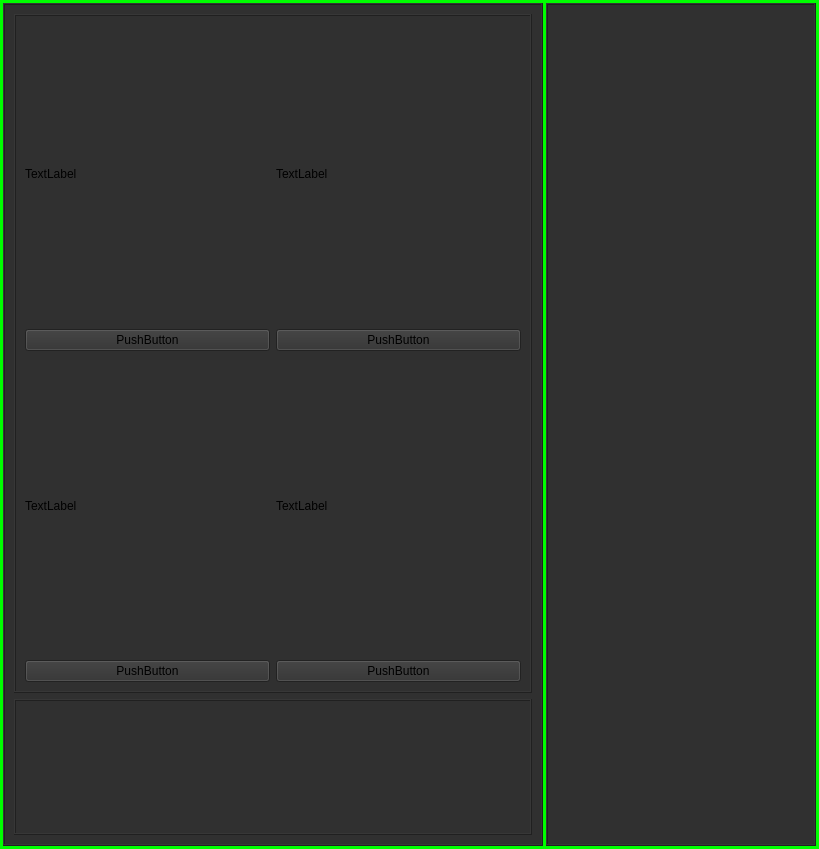
Old version of the form Python_Interface/Desing.ui in the repository Pybarguen/PIC_8Bit_Usb_ImageData.
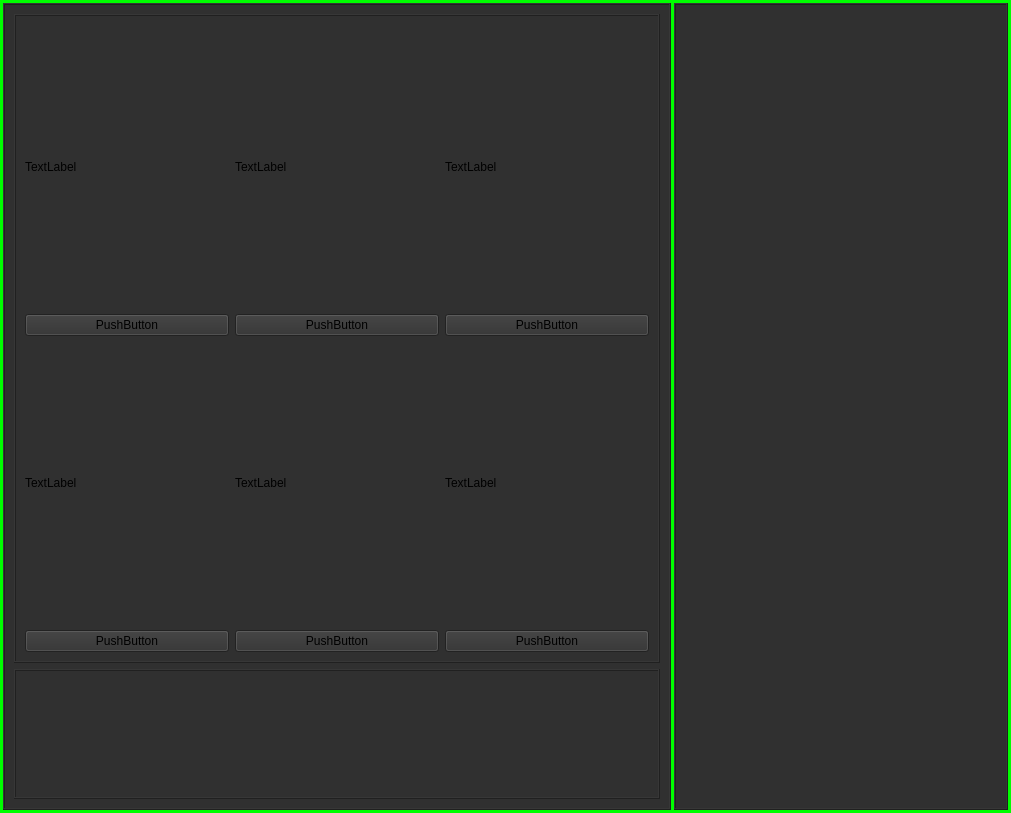
New version of the form.

Commit message: Feat : Se ha modificado el Grid layout de la interfaz para organizar imagenes

Diff of the .ui file:
```diff
--- a/Python_Interface/Desing.ui
+++ b/Python_Interface/Desing.ui
@@ -6,8 +6,8 @@
    <rect>
     <x>0</x>
     <y>0</y>
-    <width>819</width>
-    <height>849</height>
+    <width>1011</width>
+    <height>813</height>
    </rect>
   </property>
   <property name="windowTitle">
@@ -112,6 +112,41 @@
               </property>
              </widget>
             </item>
+            <item row="0" column="1">
+             <widget class="QLabel" name="label_3">
+              <property name="text">
+               <string>TextLabel</string>
+              </property>
+             </widget>
+            </item>
+            <item row="0" column="2">
+             <widget class="QLabel" name="label_5">
+              <property name="text">
+               <string>TextLabel</string>
+              </property>
+             </widget>
+            </item>
+            <item row="2" column="2">
+             <widget class="QLabel" name="label_6">
+              <property name="text">
+               <string>TextLabel</string>
+              </property>
+             </widget>
+            </item>
+            <item row="3" column="2">
+             <widget class="QPushButton" name="pushButton_5">
+              <property name="text">
+               <string>PushButton</string>
+              </property>
+             </widget>
+            </item>
+            <item row="1" column="2">
+             <widget class="QPushButton" name="pushButton_6">
+              <property name="text">
+               <string>PushButton</string>
+              </property>
+             </widget>
+            </item>
            </layout>
           </item>
          </layout>
```
Left out of the diff: 35 changed lines with no effect on the pictures.
